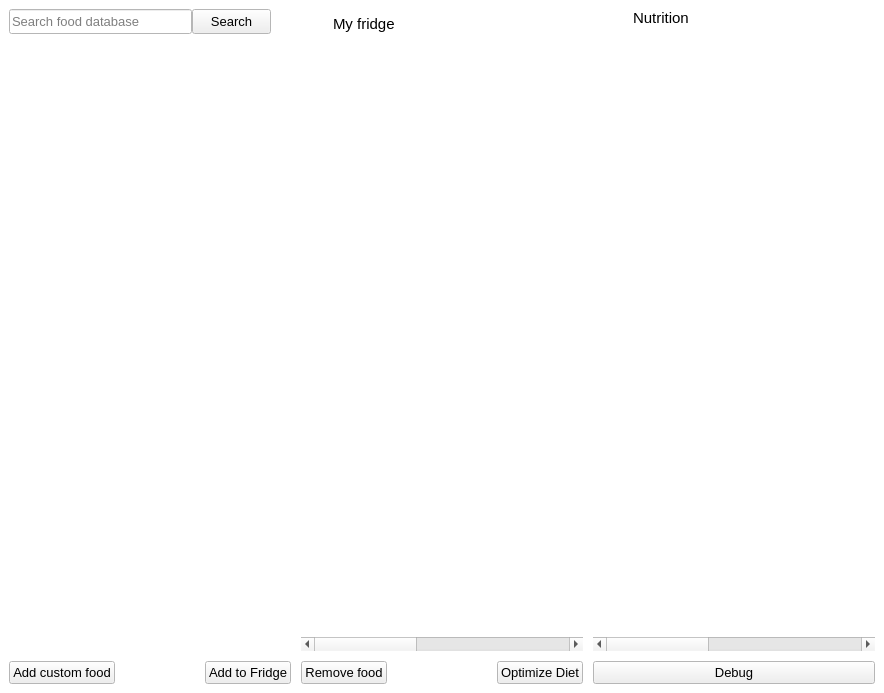
Above: ui_mainwindow.ui from josh-minch/spartan before the change. Below: the same form after it.
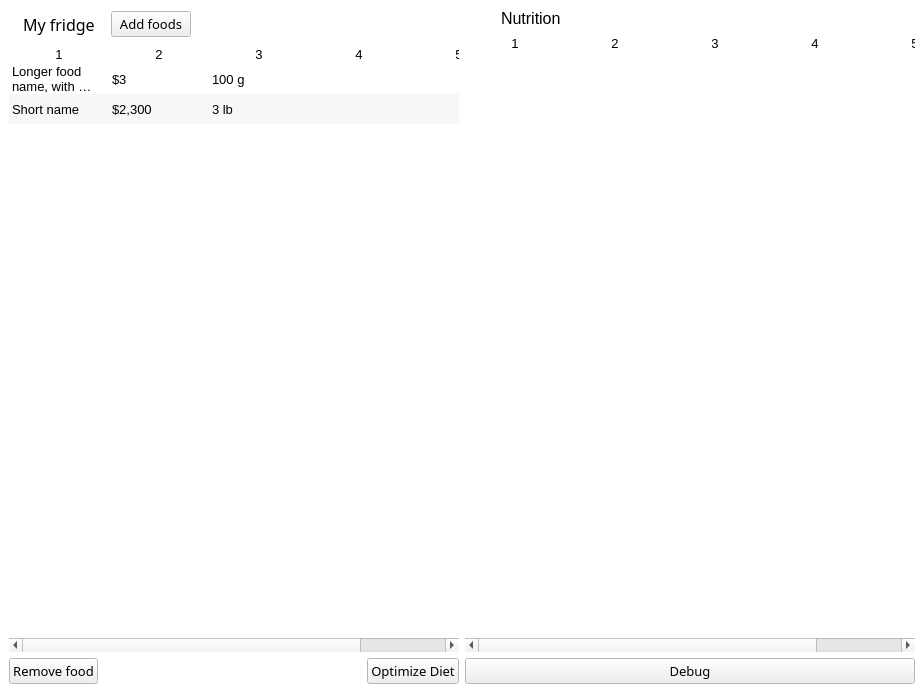
That is the form after the change. Icons and pictures are not drawn. Custom widgets are drawn as their Qt base class.

Commit message: Move search to new window

Diff of the .ui file:
```diff
--- a/ui_mainwindow.ui
+++ b/ui_mainwindow.ui
@@ -6,7 +6,7 @@
    <rect>
     <x>0</x>
     <y>0</y>
-    <width>884</width>
+    <width>924</width>
     <height>693</height>
    </rect>
   </property>
@@ -66,241 +66,21 @@
   <property name="toolButtonStyle">
    <enum>Qt::ToolButtonIconOnly</enum>
   </property>
+  <property name="tabShape">
+   <enum>QTabWidget::Rounded</enum>
+  </property>
   <widget class="QWidget" name="centralwidget">
    <property name="autoFillBackground">
     <bool>true</bool>
    </property>
-   <layout class="QHBoxLayout" name="horizontalLayout_5" stretch="1,1,1">
-    <property name="spacing">
-     <number>10</number>
-    </property>
-    <property name="leftMargin">
-     <number>9</number>
-    </property>
+   <layout class="QHBoxLayout" name="horizontalLayout_2">
     <item>
-     <layout class="QVBoxLayout" name="search_layout">
-      <item>
-       <layout class="QHBoxLayout" name="horizontalLayout_4">
-        <property name="spacing">
-         <number>0</number>
-        </property>
-        <item>
-         <widget class="QLineEdit" name="search_box">
-          <property name="sizePolicy">
-           <sizepolicy hsizetype="MinimumExpanding" vsizetype="Fixed">
-            <horstretch>0</horstretch>
-            <verstretch>0</verstretch>
-           </sizepolicy>
-          </property>
-          <property name="minimumSize">
-           <size>
-            <width>170</width>
-            <height>25</height>
-           </size>
-          </property>
-          <property name="font">
-           <font>
-            <pointsize>10</pointsize>
-           </font>
-          </property>
-          <property name="placeholderText">
-           <string>Search food database</string>
-          </property>
-         </widget>
-        </item>
-        <item>
-         <widget class="QPushButton" name="search_btn">
-          <property name="maximumSize">
-           <size>
-            <width>79</width>
-            <height>25</height>
-           </size>
-          </property>
-          <property name="font">
-           <font>
-            <pointsize>10</pointsize>
-           </font>
-          </property>
-          <property name="text">
-           <string>Search</string>
-          </property>
-          <property name="icon">
-           <iconset>
-            <normaloff>images/search.svg</normaloff>images/search.svg</iconset>
-          </property>
-         </widget>
-        </item>
-        <item>
-         <spacer name="horizontalSpacer_3">
-          <property name="orientation">
-           <enum>Qt::Horizontal</enum>
-          </property>
-          <property name="sizeType">
-           <enum>QSizePolicy::Fixed</enum>
-          </property>
-          <property name="sizeHint" stdset="0">
-           <size>
-            <width>20</width>
-            <height>20</height>
-           </size>
-          </property>
-         </spacer>
-        </item>
-       </layout>
-      </item>
-      <item>
-       <widget class="QTableView" name="search_list">
-        <property name="palette">
-         <palette>
-          <active>
-           <colorrole role="Highlight">
-            <brush brushstyle="SolidPattern">
-             <color alpha="255">
-              <red>218</red>
-              <green>236</green>
-              <blue>249</blue>
-             </color>
-            </brush>
-           </colorrole>
-           <colorrole role="HighlightedText">
-            <brush brushstyle="SolidPattern">
-             <color alpha="255">
-              <red>0</red>
-              <green>0</green>
-              <blue>0</blue>
-             </color>
-            </brush>
-           </colorrole>
-          </active>
-          <inactive>
-           <colorrole role="Highlight">
-            <brush brushstyle="SolidPattern">
-             <color alpha="255">
-              <red>218</red>
-              <green>236</green>
-              <blue>249</blue>
-             </color>
-            </brush>
-           </colorrole>
-           <colorrole role="HighlightedText">
-            <brush brushstyle="SolidPattern">
-             <color alpha="255">
-              <red>0</red>
-              <green>0</green>
-              <blue>0</blue>
-             </color>
-            </brush>
-           </colorrole>
-          </inactive>
-          <disabled>
-           <colorrole role="Highlight">
-            <brush brushstyle="SolidPattern">
-             <color alpha="255">
-              <red>0</red>
-              <green>120</green>
-              <blue>215</blue>
-             </color>
-            </brush>
-           </colorrole>
-           <colorrole role="HighlightedText">
-            <brush brushstyle="SolidPattern">
-             <color alpha="255">
-              <red>0</red>
-              <green>0</green>
-              <blue>0</blue>
-             </color>
-            </brush>
-           </colorrole>
-          </disabled>
-         </palette>
-        </property>
-        <property name="font">
-         <font>
-          <pointsize>10</pointsize>
-         </font>
-        </property>
-        <property name="styleSheet">
-         <string notr="true"/>
-        </property>
-        <property name="frameShape">
-         <enum>QFrame::NoFrame</enum>
-        </property>
-        <property name="editTriggers">
-         <set>QAbstractItemView::DoubleClicked|QAbstractItemView::EditKeyPressed|QAbstractItemView::SelectedClicked</set>
-        </property>
-        <property name="alternatingRowColors">
-         <bool>false</bool>
-        </property>
-        <property name="showGrid">
-         <bool>false</bool>
-        </property>
-        <property name="wordWrap">
-         <bool>true</bool>
-        </property>
-        <attribute name="horizontalHeaderVisible">
-         <bool>false</bool>
-        </attribute>
-        <attribute name="horizontalHeaderStretchLastSection">
-         <bool>true</bool>
-        </attribute>
-        <attribute name="verticalHeaderVisible">
-         <bool>false</bool>
-        </attribute>
-       </widget>
-      </item>
-      <item>
-       <layout class="QHBoxLayout" name="horizontalLayout_2">
-        <item>
-         <widget class="QPushButton" name="add_custom_food_btn">
-          <property name="enabled">
-           <bool>true</bool>
-          </property>
-          <property name="font">
-           <font>
-            <pointsize>10</pointsize>
-           </font>
-          </property>
-          <property name="text">
-           <string>Add custom food</string>
-          </property>
-         </widget>
-        </item>
-        <item>
-         <spacer name="horizontalSpacer_4">
-          <property name="orientation">
-           <enum>Qt::Horizontal</enum>
-          </property>
-          <property name="sizeHint" stdset="0">
-           <size>
-            <width>40</width>
-            <height>20</height>
-           </size>
-          </property>
-         </spacer>
-        </item>
-        <item>
-         <widget class="QPushButton" name="add_to_fridge_btn">
-          <property name="enabled">
-           <bool>true</bool>
-          </property>
-          <property name="font">
-           <font>
-            <pointsize>10</pointsize>
-           </font>
-          </property>
-          <property name="text">
-           <string>Add to Fridge</string>
-          </property>
-         </widget>
-        </item>
-       </layout>
-      </item>
-     </layout>
-    </item>
-    <item>
-     <layout class="QVBoxLayout" name="fridge_layout">
+     <layout class="QVBoxLayout" name="verticalLayout">
       <item>
        <layout class="QHBoxLayout" name="horizontalLayout">
+        <property name="spacing">
+         <number>6</number>
+        </property>
         <item>
          <widget class="QLabel" name="label">
           <property name="minimumSize">
@@ -318,7 +98,7 @@
           <property name="font">
            <font>
             <family>Segoe UI</family>
-            <pointsize>12</pointsize>
+            <pointsize>10</pointsize>
             <italic>false</italic>
            </font>
           </property>
@@ -337,8 +117,8 @@
          <widget class="QLabel" name="label_2">
           <property name="font">
            <font>
-            <family>Segoe UI</family>
-            <pointsize>11</pointsize>
+            <family>Segoe UI Semilight</family>
+            <pointsize>12</pointsize>
             <italic>false</italic>
            </font>
           </property>
@@ -347,6 +127,64 @@
           </property>
          </widget>
         </item>
+        <item>
+         <spacer name="horizontalSpacer_3">
+          <property name="orientation">
+           <enum>Qt::Horizontal</enum>
+          </property>
+          <property name="sizeType">
+           <enum>QSizePolicy::Fixed</enum>
+          </property>
+          <property name="sizeHint" stdset="0">
+           <size>
+            <width>10</width>
+            <height>10</height>
+           </size>
+          </property>
+         </spacer>
+        </item>
+        <item>
+         <widget class="QPushButton" name="add_foods_btn">
+          <property name="enabled">
+           <bool>true</bool>
+          </property>
+          <property name="sizePolicy">
+           <sizepolicy hsizetype="Fixed" vsizetype="Fixed">
+            <horstretch>0</horstretch>
+            <verstretch>0</verstretch>
+           </sizepolicy>
+          </property>
+          <property name="font">
+           <font>
+            <family>Segoe UI Semilight</family>
+            <pointsize>10</pointsize>
+           </font>
+          </property>
+          <property name="styleSheet">
+           <string notr="true"/>
+          </property>
+          <property name="text">
+           <string>Add foods</string>
+          </property>
+          <property name="icon">
+           <iconset>
+            <normaloff>images/add.png</normaloff>images/add.png</iconset>
+          </property>
+         </widget>
+        </item>
+        <item>
+         <spacer name="horizontalSpacer">
+          <property name="orientation">
+           <enum>Qt::Horizontal</enum>
+          </property>
+          <property name="sizeHint" stdset="0">
+           <size>
+            <width>40</width>
+            <height>20</height>
+           </size>
+          </property>
+         </spacer>
+        </item>
        </layout>
       </item>
       <item>
@@ -417,9 +255,13 @@
         </property>
         <property name="font">
          <font>
+          <family>Segoe UI</family>
           <pointsize>10</pointsize>
          </font>
         </property>
+        <property name="autoFillBackground">
+         <bool>false</bool>
+        </property>
         <property name="styleSheet">
          <string notr="true">QHeaderView::section{
 	border: 0px;
@@ -446,13 +288,13 @@
          <enum>Qt::SolidLine</enum>
         </property>
         <property name="rowCount">
-         <number>0</number>
+         <number>2</number>
         </property>
         <property name="columnCount">
          <number>5</number>
         </property>
         <attribute name="horizontalHeaderVisible">
-         <bool>false</bool>
+         <bool>true</bool>
         </attribute>
         <attribute name="horizontalHeaderCascadingSectionResizes">
          <bool>false</bool>
@@ -466,11 +308,51 @@
         <attribute name="verticalHeaderVisible">
          <bool>false</bool>
         </attribute>
+        <row>
+         <property name="text">
+          <string>New Row</string>
+         </property>
+        </row>
+        <row>
+         <property name="text">
+          <string>New Row</string>
+         </property>
+        </row>
         <column/>
         <column/>
         <column/>
         <column/>
         <column/>
+        <item row="0" column="0">
+         <property name="text">
+          <string>Longer food name, with commas, yes</string>
+         </property>
+        </item>
+        <item row="0" column="1">
+         <property name="text">
+          <string>$3</string>
+         </property>
+        </item>
+        <item row="0" column="2">
+         <property name="text">
+          <string>100 g</string>
+         </property>
+        </item>
+        <item row="1" column="0">
+         <property name="text">
+          <string>Short name</string>
+         </property>
+        </item>
+        <item row="1" column="1">
+         <property name="text">
+          <string>$2,300</string>
+         </property>
+        </item>
+        <item row="1" column="2">
+         <property name="text">
+          <string>3 lb</string>
+         </property>
+        </item>
        </widget>
       </item>
       <item>
@@ -495,6 +377,7 @@
           </property>
           <property name="font">
            <font>
+            <family>Segoe UI Semilight</family>
             <pointsize>10</pointsize>
            </font>
           </property>
@@ -507,6 +390,7 @@
          <widget class="QPushButton" name="optimize_btn">
           <property name="font">
            <font>
+            <family>Segoe UI Semilight</family>
             <pointsize>10</pointsize>
            </font>
           </property>
@@ -534,6 +418,7 @@
         </property>
         <property name="font">
          <font>
+          <family>Segoe UI Semilight</family>
           <pointsize>10</pointsize>
          </font>
         </property>
@@ -565,7 +450,7 @@
           <property name="font">
            <font>
             <family>Segoe UI</family>
-            <pointsize>11</pointsize>
+            <pointsize>12</pointsize>
             <italic>false</italic>
            </font>
           </property>
@@ -647,9 +532,13 @@
         </property>
         <property name="font">
          <font>
+          <family>Segoe UI</family>
           <pointsize>10</pointsize>
          </font>
         </property>
+        <property name="autoFillBackground">
+         <bool>false</bool>
+        </property>
         <property name="styleSheet">
          <string notr="true">QHeaderView::section{
 	background-color: white;
@@ -672,7 +561,7 @@
          <number>5</number>
         </property>
         <attribute name="horizontalHeaderVisible">
-         <bool>false</bool>
+         <bool>true</bool>
         </attribute>
         <attribute name="horizontalHeaderCascadingSectionResizes">
          <bool>false</bool>
```
Left out of the diff: 3 changed lines with no effect on the pictures. The commit also changes 11 other files.
